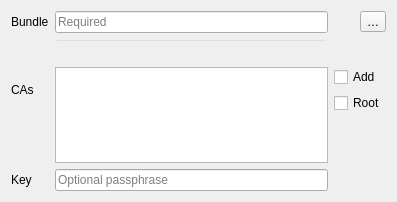
The window that src/auth/pkipkcs12/gui/qgsauthpkcs12edit.ui (qgis/QGIS) describes before a commit, drawn with Qt 5.
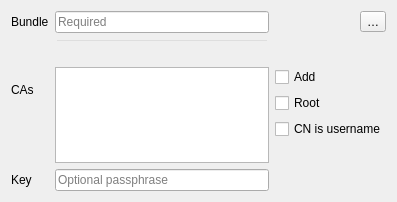
The same window after the commit. Custom widgets are drawn as their Qt base class.

Commit message: Fix(auth): Preserve username for pkcs12

```diff
--- a/src/auth/pkipkcs12/gui/qgsauthpkcs12edit.ui
+++ b/src/auth/pkipkcs12/gui/qgsauthpkcs12edit.ui
@@ -143,6 +143,16 @@
        </property>
       </widget>
      </item>
+     <item>
+      <widget class="QCheckBox" name="cbCnUsername">
+       <property name="toolTip">
+        <string>Allow certificate's Common Name to override username</string>
+       </property>
+       <property name="text">
+        <string>CN is username</string>
+       </property>
+      </widget>
+     </item>
      <item>
       <spacer name="verticalSpacer_2">
        <property name="orientation">
```
Left out of the diff: 1 changed line with no effect on the pictures. The commit also changes 2 other files.
